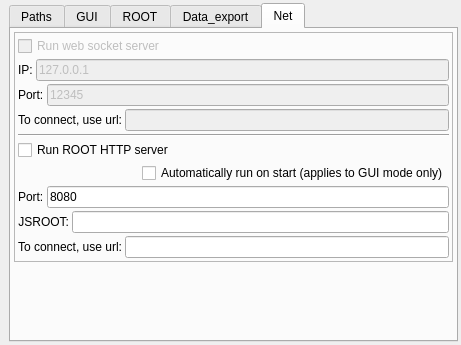
andrmor/ANTS3bundle, file ants3bundle/src/ants3/gui/aglobsetwindow.ui: the form before one commit.
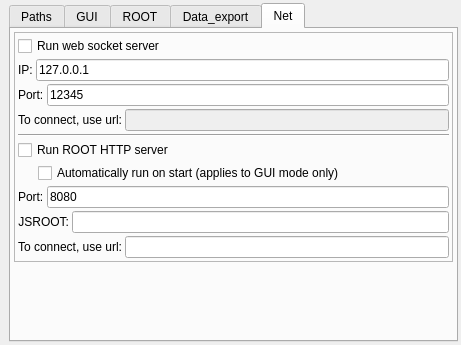
The form after the commit. The open tabs and pages were chosen to show the change.

```diff
--- a/ants3bundle/src/ants3/gui/aglobsetwindow.ui
+++ b/ants3bundle/src/ants3/gui/aglobsetwindow.ui
@@ -825,7 +825,7 @@
            <item>
             <widget class="QCheckBox" name="cbRunWebSocketServer">
              <property name="enabled">
-              <bool>false</bool>
+              <bool>true</bool>
              </property>
              <property name="text">
               <string>Run web socket server</string>
@@ -844,7 +844,7 @@
              <item>
               <widget class="QLineEdit" name="leWebSocketIP">
                <property name="enabled">
-                <bool>false</bool>
+                <bool>true</bool>
                </property>
                <property name="text">
                 <string>127.0.0.1</string>
@@ -865,7 +865,7 @@
              <item>
               <widget class="QLineEdit" name="leWebSocketPort">
                <property name="enabled">
-                <bool>false</bool>
+                <bool>true</bool>
                </property>
                <property name="text">
                 <string>12345</string>
@@ -914,13 +914,9 @@
            </item>
            <item>
             <layout class="QHBoxLayout" name="horizontalLayout_4">
-             <item>
-              <widget class="QLabel" name="label_7">
-               <property name="text">
-                <string/>
-               </property>
-              </widget>
-             </item>
+             <property name="leftMargin">
+              <number>20</number>
+             </property>
              <item>
               <widget class="QCheckBox" name="cbAutoRunRootServer">
                <property name="text">
```
Left out of the diff: 72 changed lines with no effect on the pictures.
